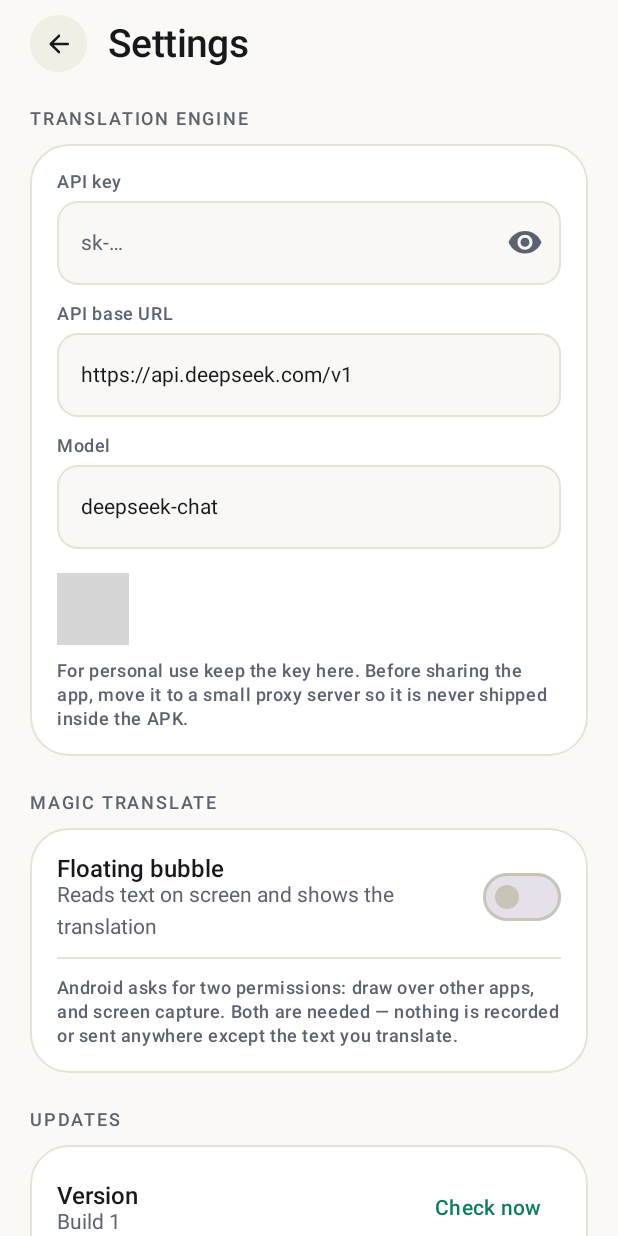
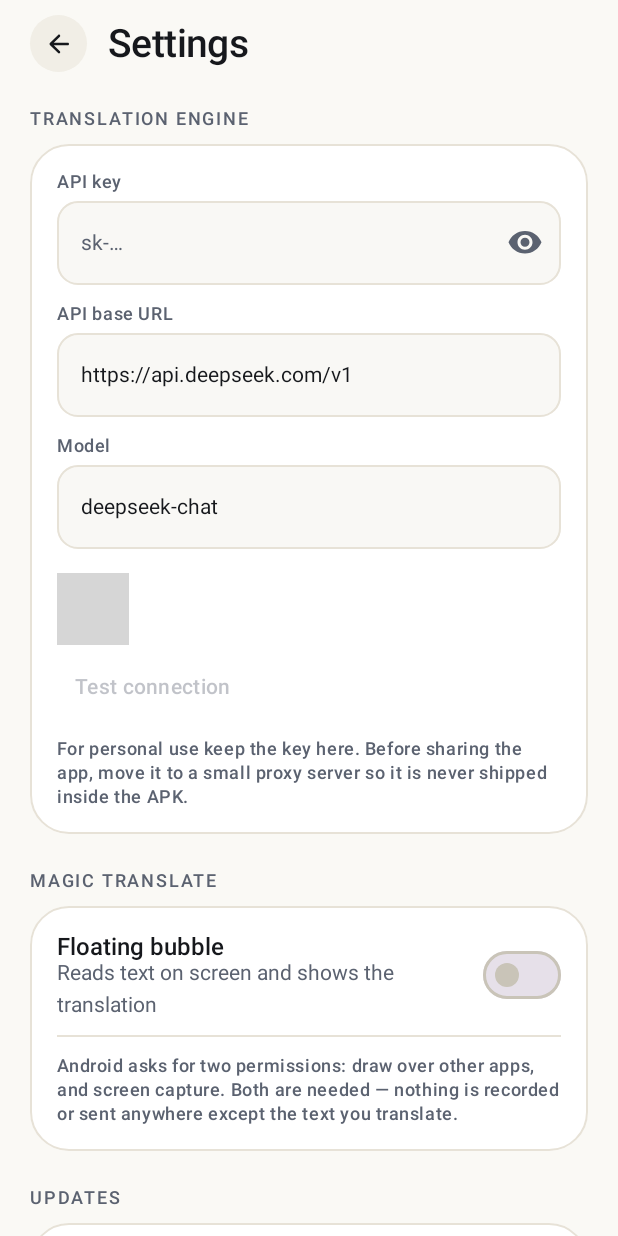
Before and after one commit to khalilgemini214-boop/paiwand, an Android app built with Jetpack Compose: the screen it shows after launch (MainActivity), after a tap on "Settings", on a phone screen of 412 x 824 dp. Run offline under Robolectric (Android 15) with nearby library versions, the phone set to English and light mode, and no system bars; network calls fail; 2 statements that could not run were skipped; grey boxes are pictures that could not be loaded.

Commit message:
Add engine connection test in Settings

```diff
--- a/app/src/main/java/com/paiwand/translate/ui/screens/SettingsScreen.kt
+++ b/app/src/main/java/com/paiwand/translate/ui/screens/SettingsScreen.kt
@@ -152,6 +152,29 @@ fun SettingsScreen(
                     text = "Save",
                     enabled = apiKey.isNotBlank()
                 ) { vm.saveEngine(apiKey, apiBase, model) }
+
+                Spacer(Modifier.height(4.dp))
+
+                Row(verticalAlignment = Alignment.CenterVertically) {
+                    TextButton(
+                        onClick = { vm.testEngine(apiKey, apiBase, model) },
+                        enabled = apiKey.isNotBlank() && !vm.engineTesting
+                    ) {
+                        Text(if (vm.engineTesting) "Testing…" else "Test connection")
+                    }
+                    Spacer(Modifier.weight(1f))
+                }
+
+                vm.engineStatus?.let { status ->
+                    Text(
+                        text = status,
+                        style = MaterialTheme.typography.labelMedium,
+                        color = if (vm.engineOk) MaterialTheme.colorScheme.primary
+                        else MaterialTheme.colorScheme.error,
+                        maxLines = 4
+                    )
+                }
+
                 Spacer(Modifier.height(10.dp))
                 Text(
                     text = "For personal use keep the key here. Before sharing the app, move it to a small proxy server so it is never shipped inside the APK.",
```
Also changed, not shown: app/src/main/java/com/paiwand/translate/ui/AppViewModel.kt (+34 -0 lines), 1 other file.
